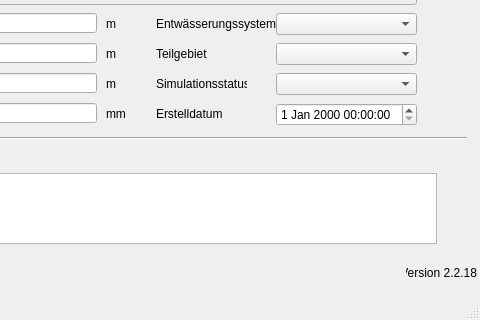
hoettges/QKan, file qkan/database/templates/haltungen.ui: the form before one commit; both pictures show x 164 to 644 and y 227 to 547 of the 644 by 547 pixel window.
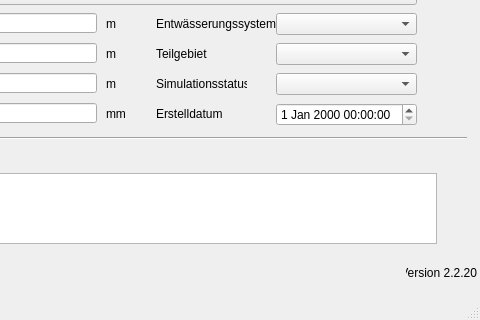
The form after the commit. Custom widgets are drawn as their Qt base class.

Patch:
```diff
--- a/qkan/database/templates/haltungen.ui
+++ b/qkan/database/templates/haltungen.ui
@@ -521,7 +521,7 @@
      <string>Version QKan Import</string>
     </property>
     <property name="text">
-     <string>Version 2.2.18</string>
+     <string>Version 2.2.20</string>
     </property>
     <property name="alignment">
      <set>Qt::AlignRight|Qt::AlignTrailing|Qt::AlignVCenter</set>
```
